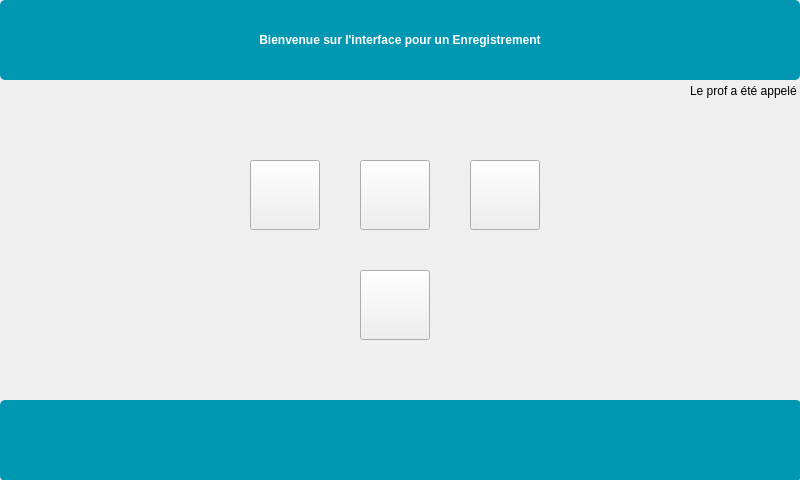
Above: InterfaceEleve/interfaceenregistrement.ui from Sam-Depardieu/Labo-de-langue before the change. Below: the same form after it.
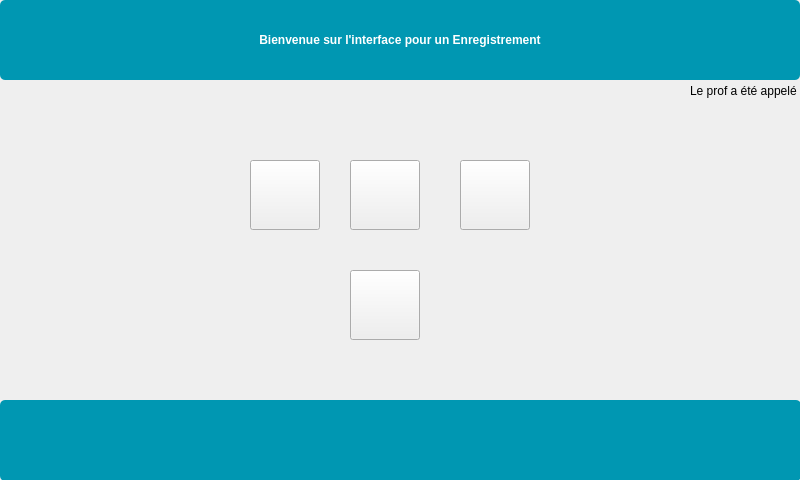
That is the form after the change. Icons and pictures are not drawn.

```diff
--- a/InterfaceEleve/interfaceenregistrement.ui
+++ b/InterfaceEleve/interfaceenregistrement.ui
@@ -53,7 +53,7 @@
   <widget class="QPushButton" name="pushButtonAvancer">
    <property name="geometry">
     <rect>
-     <x>470</x>
+     <x>460</x>
      <y>160</y>
      <width>70</width>
      <height>70</height>
@@ -69,7 +69,7 @@
   <widget class="QPushButton" name="pushButtonClear">
    <property name="geometry">
     <rect>
-     <x>630</x>
+     <x>610</x>
      <y>405</y>
      <width>70</width>
      <height>70</height>
@@ -150,7 +150,7 @@
   <widget class="QPushButton" name="pushButtonSpeak">
    <property name="geometry">
     <rect>
-     <x>360</x>
+     <x>350</x>
      <y>270</y>
      <width>70</width>
      <height>70</height>
@@ -188,7 +188,7 @@
   <widget class="QPushButton" name="pushButtonPause">
    <property name="geometry">
     <rect>
-     <x>360</x>
+     <x>350</x>
      <y>160</y>
      <width>70</width>
      <height>70</height>
```
Left out of the diff: 36 changed lines with no effect on the pictures.
